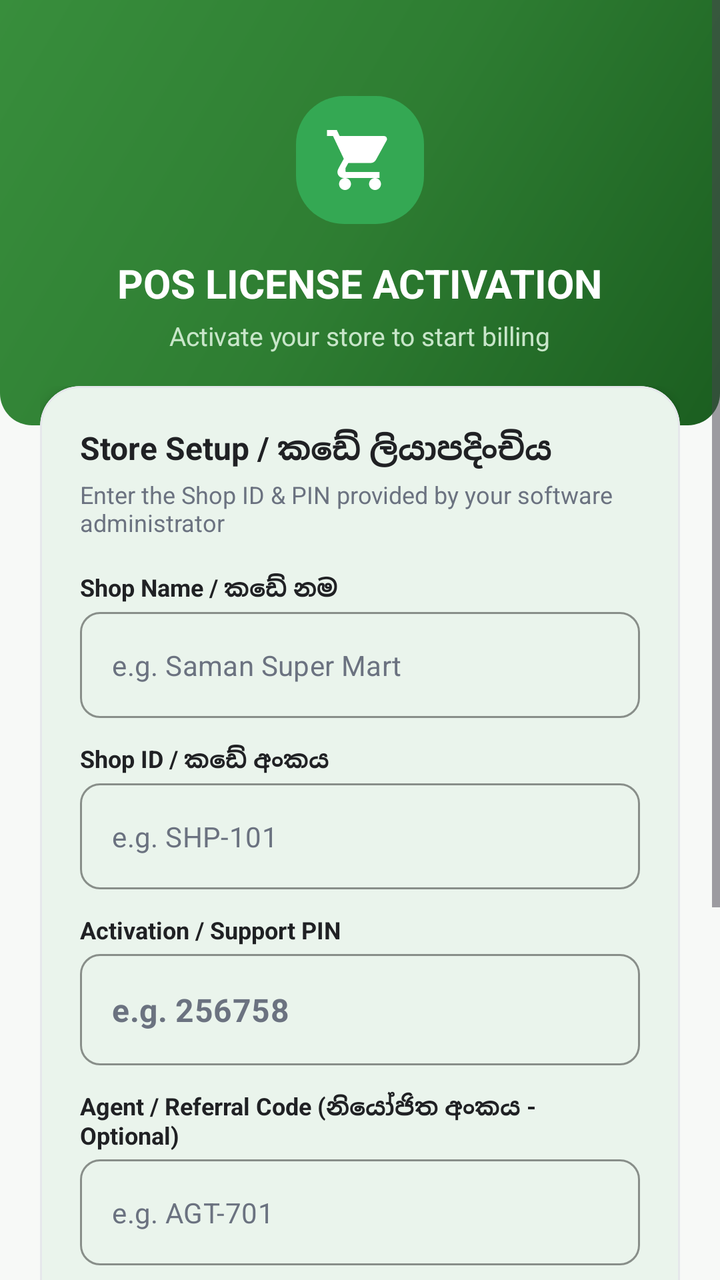
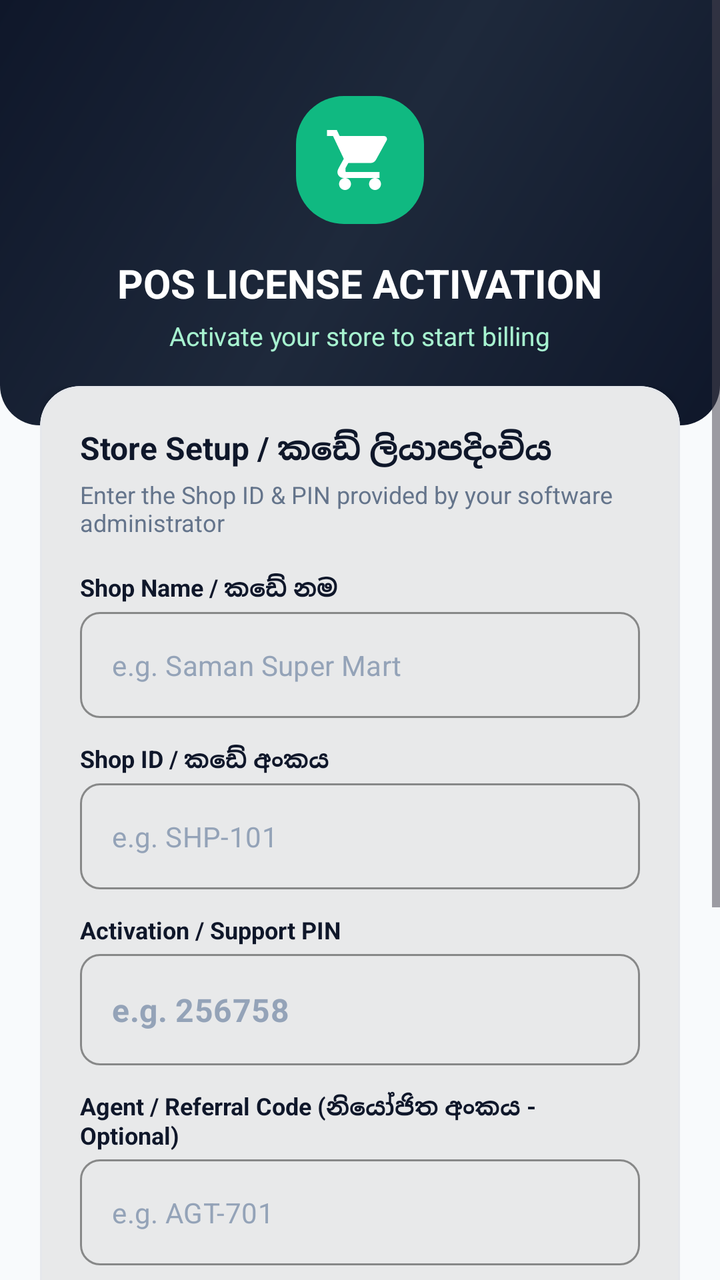

Screens rendered from an Android XML layout before and after an edit, with the pre-edit source and the edit as a unified diff.
<!-- AndroidManifest.xml: application theme Theme.PosSystem -->
<!-- res/layout/activity_activation.xml -->
<?xml version="1.0" encoding="utf-8"?>
<ScrollView xmlns:android="http://schemas.android.com/apk/res/android"
    xmlns:app="http://schemas.android.com/apk/res-auto"
    android:layout_width="match_parent"
    android:layout_height="match_parent"
    android:background="@color/green_bg_light"
    android:fillViewport="true">

    <LinearLayout
        android:layout_width="match_parent"
        android:layout_height="wrap_content"
        android:orientation="vertical">

        
        <LinearLayout
            android:layout_width="match_parent"
            android:layout_height="wrap_content"
            android:background="@drawable/bg_green_gradient"
            android:gravity="center"
            android:orientation="vertical"
            android:paddingHorizontal="24dp"
            android:paddingTop="48dp"
            android:paddingBottom="36dp">

            <ImageView
                android:layout_width="64dp"
                android:layout_height="64dp"
                android:background="@drawable/bg_button_pill_accent"
                android:padding="14dp"
                android:src="@drawable/ic_pos"
                app:tint="@color/white" />

            <TextView
                android:layout_width="wrap_content"
                android:layout_height="wrap_content"
                android:layout_marginTop="16dp"
                android:text="POS LICENSE ACTIVATION"
                android:textColor="@color/white"
                android:textSize="20sp"
                android:textStyle="bold" />

            <TextView
                android:layout_width="wrap_content"
                android:layout_height="wrap_content"
                android:layout_marginTop="4dp"
                android:text="Activate your store to start billing"
                android:textColor="#C8E6C9"
                android:textSize="13sp" />
        </LinearLayout>

        
        <LinearLayout
            android:layout_width="match_parent"
            android:layout_height="wrap_content"
            android:layout_marginHorizontal="20dp"
            android:layout_marginTop="-20dp"
            android:orientation="vertical">

            <com.google.android.material.card.MaterialCardView
                android:layout_width="match_parent"
                android:layout_height="wrap_content"
                app:cardBackgroundColor="@color/white"
                app:cardCornerRadius="20dp"
                app:cardElevation="4dp"
                app:strokeColor="#E5E7EB"
                app:strokeWidth="1dp">

                <LinearLayout
                    android:layout_width="match_parent"
                    android:layout_height="wrap_content"
                    android:orientation="vertical"
                    android:padding="20dp">

                    <TextView
                        android:layout_width="wrap_content"
                        android:layout_height="wrap_content"
                        android:text="Store Setup / කඩේ ලියාපදිංචිය"
                        android:textColor="@color/black"
                        android:textSize="16sp"
                        android:textStyle="bold" />

                    <TextView
                        android:layout_width="wrap_content"
                        android:layout_height="wrap_content"
                        android:layout_marginTop="4dp"
                        android:layout_marginBottom="16dp"
                        android:text="Enter the Shop ID &amp; PIN provided by your software administrator"
                        android:textColor="@color/text_secondary"
                        android:textSize="12sp" />

                    
                    <TextView
                        android:layout_width="wrap_content"
                        android:layout_height="wrap_content"
                        android:text="Shop Name / කඩේ නම"
                        android:textColor="@color/text_primary"
                        android:textSize="12sp"
                        android:textStyle="bold" />

                    <com.google.android.material.textfield.TextInputLayout
                        style="@style/Widget.MaterialComponents.TextInputLayout.OutlinedBox"
                        android:layout_width="match_parent"
                        android:layout_height="wrap_content"
                        android:layout_marginTop="4dp"
                        android:layout_marginBottom="12dp"
                        app:boxCornerRadiusBottomEnd="10dp"
                        app:boxCornerRadiusBottomStart="10dp"
                        app:boxCornerRadiusTopEnd="10dp"
                        app:boxCornerRadiusTopStart="10dp"
                        app:boxStrokeColor="@color/green_primary"
                        app:hintEnabled="false">

                        <com.google.android.material.textfield.TextInputEditText
                            android:id="@+id/etActivationShopName"
                            android:layout_width="match_parent"
                            android:layout_height="wrap_content"
                            android:hint="e.g. Saman Super Mart"
                            android:inputType="textCapWords"
                            android:textSize="14sp" />
                    </com.google.android.material.textfield.TextInputLayout>

                    
                    <TextView
                        android:layout_width="wrap_content"
                        android:layout_height="wrap_content"
                        android:text="Shop ID / කඩේ අංකය"
                        android:textColor="@color/text_primary"
                        android:textSize="12sp"
                        android:textStyle="bold" />

                    <com.google.android.material.textfield.TextInputLayout
                        style="@style/Widget.MaterialComponents.TextInputLayout.OutlinedBox"
                        android:layout_width="match_parent"
                        android:layout_height="wrap_content"
                        android:layout_marginTop="4dp"
                        android:layout_marginBottom="12dp"
                        app:boxCornerRadiusBottomEnd="10dp"
                        app:boxCornerRadiusBottomStart="10dp"
                        app:boxCornerRadiusTopEnd="10dp"
                        app:boxCornerRadiusTopStart="10dp"
                        app:boxStrokeColor="@color/green_primary"
                        app:hintEnabled="false">

                        <com.google.android.material.textfield.TextInputEditText
                            android:id="@+id/etActivationShopId"
                            android:layout_width="match_parent"
                            android:layout_height="wrap_content"
                            android:hint="e.g. SHP-101"
                            android:inputType="textCapCharacters"
                            android:textSize="14sp" />
                    </com.google.android.material.textfield.TextInputLayout>

                    
                    <TextView
                        android:layout_width="wrap_content"
                        android:layout_height="wrap_content"
                        android:text="Activation / Support PIN"
                        android:textColor="@color/text_primary"
                        android:textSize="12sp"
                        android:textStyle="bold" />

                    <com.google.android.material.textfield.TextInputLayout
                        style="@style/Widget.MaterialComponents.TextInputLayout.OutlinedBox"
                        android:layout_width="match_parent"
                        android:layout_height="wrap_content"
                        android:layout_marginTop="4dp"
                        android:layout_marginBottom="12dp"
                        app:boxCornerRadiusBottomEnd="10dp"
                        app:boxCornerRadiusBottomStart="10dp"
                        app:boxCornerRadiusTopEnd="10dp"
                        app:boxCornerRadiusTopStart="10dp"
                        app:boxStrokeColor="@color/green_primary"
                        app:hintEnabled="false">

                        <com.google.android.material.textfield.TextInputEditText
                            android:id="@+id/etActivationPin"
                            android:layout_width="match_parent"
                            android:layout_height="wrap_content"
                            android:hint="e.g. 256758"
                            android:inputType="number"
                            android:textSize="16sp"
                            android:textStyle="bold" />
                    </com.google.android.material.textfield.TextInputLayout>

                    
                    <TextView
                        android:layout_width="wrap_content"
                        android:layout_height="wrap_content"
                        android:text="Agent / Referral Code (නියෝජිත අංකය - Optional)"
                        android:textColor="@color/text_primary"
                        android:textSize="12sp"
                        android:textStyle="bold" />

                    <com.google.android.material.textfield.TextInputLayout
                        style="@style/Widget.MaterialComponents.TextInputLayout.OutlinedBox"
                        android:layout_width="match_parent"
                        android:layout_height="wrap_content"
                        android:layout_marginTop="4dp"
                        android:layout_marginBottom="20dp"
                        app:boxCornerRadiusBottomEnd="10dp"
                        app:boxCornerRadiusBottomStart="10dp"
                        app:boxCornerRadiusTopEnd="10dp"
                        app:boxCornerRadiusTopStart="10dp"
                        app:boxStrokeColor="@color/green_primary"
                        app:hintEnabled="false">

                        <com.google.android.material.textfield.TextInputEditText
                            android:id="@+id/etReferralCode"
                            android:layout_width="match_parent"
                            android:layout_height="wrap_content"
                            android:hint="e.g. AGT-701"
                            android:inputType="textCapCharacters"
                            android:textSize="14sp" />
                    </com.google.android.material.textfield.TextInputLayout>

                    
                    <com.google.android.material.button.MaterialButton
                        android:id="@+id/btnActivateLicense"
                        android:layout_width="match_parent"
                        android:layout_height="52dp"
                        android:backgroundTint="@color/green_primary"
                        android:text="ACTIVATE POS SYSTEM"
                        android:textColor="@color/white"
                        android:textSize="14sp"
                        android:textStyle="bold"
                        app:cornerRadius="12dp" />

                </LinearLayout>
            </com.google.android.material.card.MaterialCardView>

            
            <com.google.android.material.card.MaterialCardView
                android:layout_width="match_parent"
                android:layout_height="wrap_content"
                android:layout_marginTop="16dp"
                android:layout_marginBottom="24dp"
                app:cardBackgroundColor="@color/blue_light_bg"
                app:cardCornerRadius="16dp"
                app:cardElevation="0dp"
                app:strokeColor="@color/blue_info"
                app:strokeWidth="1dp">

                <LinearLayout
                    android:layout_width="match_parent"
                    android:layout_height="wrap_content"
                    android:orientation="vertical"
                    android:padding="16dp">

                    <TextView
                        android:layout_width="wrap_content"
                        android:layout_height="wrap_content"
                        android:text="Need Help or Want a Trial PIN? 💬"
                        android:textColor="@color/blue_info"
                        android:textSize="13sp"
                        android:textStyle="bold" />

                    <TextView
                        android:layout_width="wrap_content"
                        android:layout_height="wrap_content"
                        android:layout_marginTop="2dp"
                        android:layout_marginBottom="12dp"
                        android:text="Contact system administrator to get your Store License details."
                        android:textColor="@color/text_secondary"
                        android:textSize="12sp" />

                    <LinearLayout
                        android:layout_width="match_parent"
                        android:layout_height="wrap_content"
                        android:orientation="horizontal"
                        android:weightSum="2">

                        <com.google.android.material.button.MaterialButton
                            android:id="@+id/btnCallSupport"
                            style="@style/Widget.MaterialComponents.Button.OutlinedButton"
                            android:layout_width="0dp"
                            android:layout_height="44dp"
                            android:layout_marginEnd="6dp"
                            android:layout_weight="1"
                            android:text="📞 Call Admin"
                            android:textColor="@color/blue_info"
                            android:textSize="12sp"
                            app:cornerRadius="10dp"
                            app:strokeColor="@color/blue_info" />

                        <com.google.android.material.button.MaterialButton
                            android:id="@+id/btnWhatsAppSupport"
                            android:layout_width="0dp"
                            android:layout_height="44dp"
                            android:layout_marginStart="6dp"
                            android:layout_weight="1"
                            android:backgroundTint="#25D366"
                            android:text="WhatsApp"
                            android:textColor="@color/white"
                            android:textSize="12sp"
                            app:cornerRadius="10dp" />
                    </LinearLayout>
                </LinearLayout>
            </com.google.android.material.card.MaterialCardView>

        </LinearLayout>
    </LinearLayout>
</ScrollView>
<!-- resources referenced by this layout -->
<resources>
  <color name="black">#202124</color>
  <color name="blue_info">#2563EB</color>
  <color name="blue_light_bg">#EFF6FF</color>
  <color name="green_bg_light">#F7F9F7</color>
  <color name="green_primary">#238B3D</color>
  <color name="text_primary">#202124</color>
  <color name="text_secondary">#6B7280</color>
  <color name="white">#FFFFFF</color>
  <!-- drawable bg_button_pill_accent (drawable) -->
  <?xml version="1.0" encoding="utf-8"?>
  <shape xmlns:android="http://schemas.android.com/apk/res/android"
      android:shape="rectangle">
      <solid android:color="@color/green_primary_light" />
      <corners android:radius="24dp" />
  </shape>
  <!-- drawable bg_green_gradient (drawable) -->
  <?xml version="1.0" encoding="utf-8"?>
  <shape xmlns:android="http://schemas.android.com/apk/res/android"
      android:shape="rectangle">
      <gradient
          android:angle="135"
          android:startColor="#1B5E20"
          android:centerColor="#2E7D32"
          android:endColor="#388E3C"
          android:type="linear" />
      <corners
          android:bottomLeftRadius="16dp"
          android:bottomRightRadius="16dp" />
  </shape>
  <!-- drawable ic_pos (drawable) -->
  <vector xmlns:android="http://schemas.android.com/apk/res/android"
      android:width="24dp"
      android:height="24dp"
      android:viewportWidth="24"
      android:viewportHeight="24">
    <path
        android:fillColor="@color/green_primary"
        android:pathData="M7,18c-1.1,0 -1.99,0.9 -1.99,2S5.9,22 7,22s2,-0.9 2,-2 -0.9,-2 -2,-2zm10,0c-1.1,0 -1.99,0.9 -1.99,2s0.89,2 1.99,2 2,-0.9 2,-2 -0.9,-2 -2,-2zm-9.83,-3.25l0.03,-0.12 0.9,-1.63h7.45c0.75,0 1.41,-0.41 1.75,-1.03l3.58,-6.49c0.08,-0.14 0.12,-0.31 0.12,-0.48 0,-0.55 -0.45,-1 -1,-1H5.21l-0.94,-2H1v2h2l3.6,7.59 -1.35,2.44C4.52,15.37 4.48,15.68 4.48,16c0,1.1 0.9,2 2,2h12v-2H7.42c-0.14,0 -0.25,-0.11 -0.25,-0.25z"/>
  </vector>
  <style name="Theme.PosSystem" parent="Base.Theme.PosSystem" />
  <color name="green_primary_light">#34A853</color>
  <style name="Base.Theme.PosSystem" parent="Theme.Material3.Light.NoActionBar">
          
          <item name="colorPrimary">@color/green_primary</item>
          <item name="colorPrimaryVariant">@color/green_primary_dark</item>
          <item name="colorOnPrimary">@color/white</item>
          
          <item name="colorSecondary">@color/green_primary_light</item>
          <item name="colorSecondaryVariant">@color/green_primary_dark</item>
          <item name="colorOnSecondary">@color/white</item>
          
          <item name="colorSurface">@color/white</item>
          <item name="colorSurfaceContainer">@color/white</item>
          <item name="colorSurfaceContainerLow">@color/white</item>
          <item name="colorSurfaceContainerHigh">@color/white</item>
          <item name="colorSurfaceContainerHighest">@color/white</item>
          
          <item name="android:statusBarColor">@color/green_primary_dark</item>
          
          <item name="android:textColorHint">#6B7280</item>
          <item name="android:editTextColor">@color/black</item>
          
          <item name="android:windowBackground">@color/green_bg_light</item>
      </style>
  <color name="green_primary_dark">#176B2C</color>
</resources>

<!-- the commit's change to res/layout/activity_activation.xml (unified diff, before → after) -->
@@ -44,7 +44,7 @@
                 android:layout_height="wrap_content"
                 android:layout_marginTop="4dp"
                 android:text="Activate your store to start billing"
-                android:textColor="#C8E6C9"
+                android:textColor="@color/green_tint_light"
                 android:textSize="13sp" />
         </LinearLayout>
 
<!-- resource entries referenced after the edit -->
@@ -1,12 +1,13 @@
 <!-- resources referenced by this layout -->
 <resources>
-  <color name="black">#202124</color>
-  <color name="blue_info">#2563EB</color>
+  <color name="black">#0F172A</color>
+  <color name="blue_info">#3B82F6</color>
   <color name="blue_light_bg">#EFF6FF</color>
-  <color name="green_bg_light">#F7F9F7</color>
-  <color name="green_primary">#238B3D</color>
-  <color name="text_primary">#202124</color>
-  <color name="text_secondary">#6B7280</color>
+  <color name="green_bg_light">#F8FAFC</color>
+  <color name="green_primary">#059669</color>
+  <color name="green_tint_light">#A7F3D0</color>
+  <color name="text_primary">#0F172A</color>
+  <color name="text_secondary">#64748B</color>
   <color name="white">#FFFFFF</color>
   <!-- drawable bg_button_pill_accent (drawable) -->
   <?xml version="1.0" encoding="utf-8"?>
@@ -21,13 +22,13 @@
       android:shape="rectangle">
       <gradient
           android:angle="135"
-          android:startColor="#1B5E20"
-          android:centerColor="#2E7D32"
-          android:endColor="#388E3C"
+          android:startColor="#0F172A"
+          android:centerColor="#1E293B"
+          android:endColor="#0F172A"
           android:type="linear" />
       <corners
-          android:bottomLeftRadius="16dp"
-          android:bottomRightRadius="16dp" />
+          android:bottomLeftRadius="20dp"
+          android:bottomRightRadius="20dp" />
   </shape>
   <!-- drawable ic_pos (drawable) -->
   <vector xmlns:android="http://schemas.android.com/apk/res/android"
@@ -40,14 +41,14 @@
         android:pathData="M7,18c-1.1,0 -1.99,0.9 -1.99,2S5.9,22 7,22s2,-0.9 2,-2 -0.9,-2 -2,-2zm10,0c-1.1,0 -1.99,0.9 -1.99,2s0.89,2 1.99,2 2,-0.9 2,-2 -0.9,-2 -2,-2zm-9.83,-3.25l0.03,-0.12 0.9,-1.63h7.45c0.75,0 1.41,-0.41 1.75,-1.03l3.58,-6.49c0.08,-0.14 0.12,-0.31 0.12,-0.48 0,-0.55 -0.45,-1 -1,-1H5.21l-0.94,-2H1v2h2l3.6,7.59 -1.35,2.44C4.52,15.37 4.48,15.68 4.48,16c0,1.1 0.9,2 2,2h12v-2H7.42c-0.14,0 -0.25,-0.11 -0.25,-0.25z"/>
   </vector>
   <style name="Theme.PosSystem" parent="Base.Theme.PosSystem" />
-  <color name="green_primary_light">#34A853</color>
+  <color name="green_primary_light">#10B981</color>
   <style name="Base.Theme.PosSystem" parent="Theme.Material3.Light.NoActionBar">
           
-          <item name="colorPrimary">@color/green_primary</item>
-          <item name="colorPrimaryVariant">@color/green_primary_dark</item>
+          <item name="colorPrimary">@color/slate_primary</item>
+          <item name="colorPrimaryVariant">@color/slate_surface</item>
           <item name="colorOnPrimary">@color/white</item>
           
-          <item name="colorSecondary">@color/green_primary_light</item>
+          <item name="colorSecondary">@color/green_primary</item>
           <item name="colorSecondaryVariant">@color/green_primary_dark</item>
           <item name="colorOnSecondary">@color/white</item>
           
@@ -57,13 +58,16 @@
           <item name="colorSurfaceContainerHigh">@color/white</item>
           <item name="colorSurfaceContainerHighest">@color/white</item>
           
-          <item name="android:statusBarColor">@color/green_primary_dark</item>
+          <item name="android:statusBarColor">@color/slate_primary</item>
           
-          <item name="android:textColorHint">#6B7280</item>
-          <item name="android:editTextColor">@color/black</item>
+          <item name="android:textColorHint">@color/text_hint</item>
+          <item name="android:editTextColor">@color/text_primary</item>
           
           <item name="android:windowBackground">@color/green_bg_light</item>
       </style>
-  <color name="green_primary_dark">#176B2C</color>
+  <color name="slate_primary">#0F172A</color>
+  <color name="slate_surface">#1E293B</color>
+  <color name="green_primary_dark">#047857</color>
+  <color name="text_hint">#94A3B8</color>
 </resources>
 
